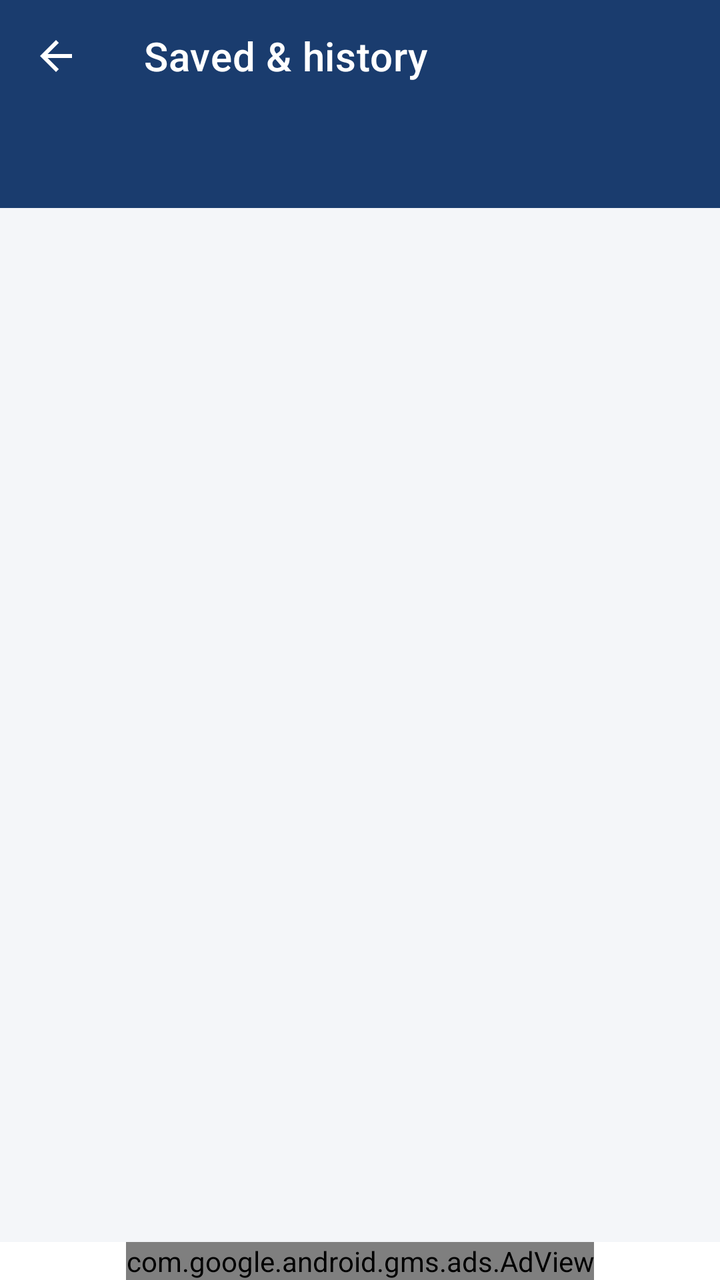
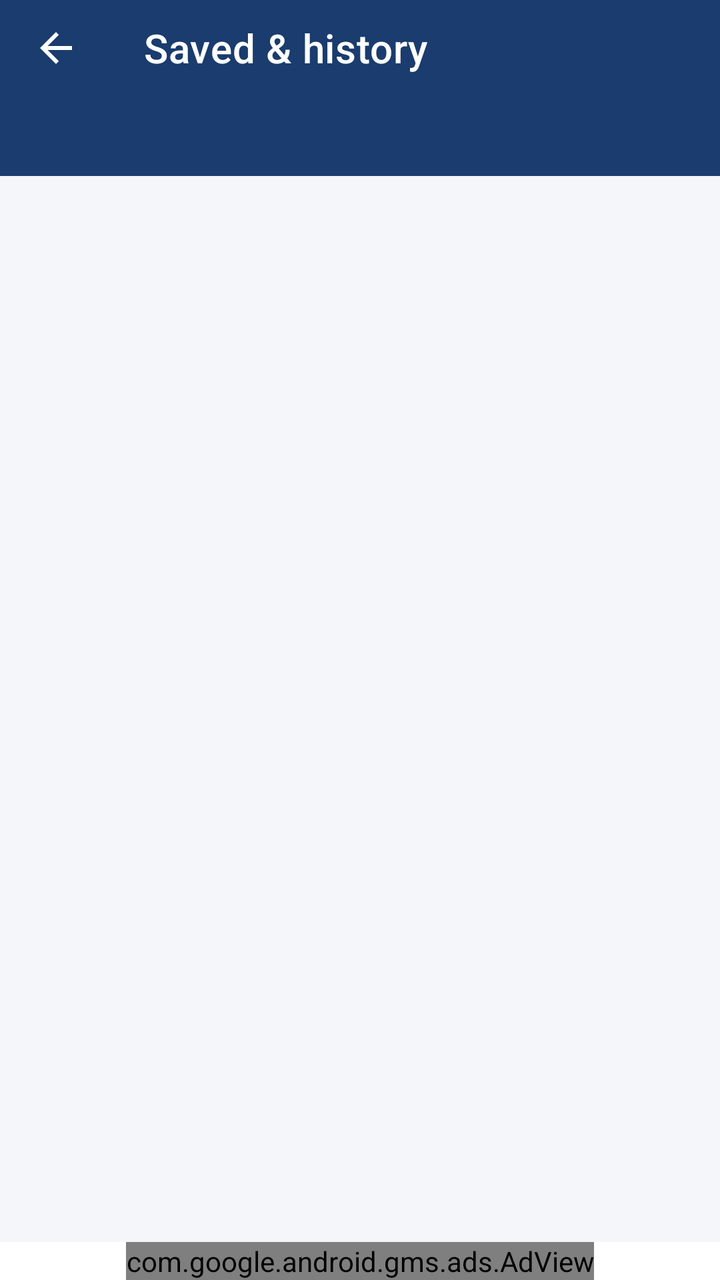

The first picture is an Android layout as it rendered before a commit; the second is the same layout after the commit. The layout source and the unified diff follow.
<!-- AndroidManifest.xml: application theme Theme.CaLaws -->
<!-- res/layout/activity_library.xml -->
<?xml version="1.0" encoding="utf-8"?>
<LinearLayout xmlns:android="http://schemas.android.com/apk/res/android"
    xmlns:app="http://schemas.android.com/apk/res-auto"
    android:layout_width="match_parent"
    android:layout_height="match_parent"
    android:orientation="vertical"
    android:background="@color/screenBackground">

    <com.google.android.material.appbar.AppBarLayout
        android:layout_width="match_parent"
        android:layout_height="wrap_content"
        android:fitsSystemWindows="true"
        android:background="@color/primary"
        app:elevation="4dp">

        <com.google.android.material.appbar.MaterialToolbar
            android:id="@+id/toolbar"
            android:layout_width="match_parent"
            android:layout_height="?attr/actionBarSize"
            android:theme="@style/ThemeOverlay.MaterialComponents.Dark.ActionBar"
            app:navigationIcon="@drawable/ic_arrow_back"
            app:navigationIconTint="@color/white"
            app:title="@string/library_title"
            app:titleTextColor="@color/white" />

        <com.google.android.material.tabs.TabLayout
            android:id="@+id/libraryTabs"
            style="@style/Widget.CaLaws.TabLayout"
            android:layout_width="match_parent"
            android:layout_height="wrap_content"
            app:tabGravity="fill"
            app:tabMode="fixed" />

    </com.google.android.material.appbar.AppBarLayout>

    <FrameLayout
        android:layout_width="match_parent"
        android:layout_height="0dp"
        android:layout_weight="1">

        <androidx.recyclerview.widget.RecyclerView
            android:id="@+id/libraryList"
            android:layout_width="match_parent"
            android:layout_height="match_parent"
            android:clipToPadding="false"
            android:paddingTop="8dp"
            android:paddingBottom="8dp" />

        <TextView
            android:id="@+id/libraryEmpty"
            android:layout_width="match_parent"
            android:layout_height="wrap_content"
            android:layout_gravity="center"
            android:gravity="center"
            android:padding="32dp"
            android:textColor="@color/textSecondary"
            android:textSize="15sp"
            android:visibility="gone" />
    </FrameLayout>

    <include layout="@layout/view_banner_ad" />

</LinearLayout>
<!-- res/layout/view_banner_ad.xml (included above) -->
<?xml version="1.0" encoding="utf-8"?>
<FrameLayout xmlns:android="http://schemas.android.com/apk/res/android"
    xmlns:ads="http://schemas.android.com/apk/res-auto"
    android:id="@+id/bannerAdContainer"
    android:layout_width="match_parent"
    android:layout_height="wrap_content"
    android:background="@color/cardBackground">

    <com.google.android.gms.ads.AdView
        android:id="@+id/adView"
        android:layout_width="wrap_content"
        android:layout_height="wrap_content"
        android:layout_gravity="center_horizontal"
        ads:adSize="BANNER"
        ads:adUnitId="@string/banner_ad_unit_id" />

</FrameLayout>
<!-- resources referenced by this layout -->
<resources>
  <color name="cardBackground">#FFFFFF</color>
  <color name="primary">#1A3C6E</color>
  <color name="screenBackground">#F4F6F9</color>
  <color name="textSecondary">#5B6470</color>
  <color name="white">#FFFFFF</color>
  <!-- drawable ic_arrow_back (drawable) -->
  <?xml version="1.0" encoding="utf-8"?>
  <vector xmlns:android="http://schemas.android.com/apk/res/android"
      android:width="24dp"
      android:height="24dp"
      android:viewportWidth="24"
      android:viewportHeight="24"
      android:tint="?attr/colorControlNormal">
      <path
          android:fillColor="#FF000000"
          android:pathData="M20,11H7.83l5.59,-5.59L12,4l-8,8 8,8 1.41,-1.41L7.83,13H20v-2z" />
  </vector>
  <string name="banner_ad_unit_id" translatable="false">ca-app-pub-8585939903020301/8797504726</string>
  <string name="library_title">Saved &amp; history</string>
  <style name="Widget.CaLaws.TabLayout" parent="Widget.MaterialComponents.TabLayout">
          <item name="android:background">@color/primary</item>
          <item name="tabIndicatorColor">@color/accent</item>
          <item name="tabIndicatorHeight">3dp</item>
          <item name="tabSelectedTextColor">@color/white</item>
          <item name="tabTextColor">@color/tabUnselected</item>
          <item name="tabTextAppearance">@style/TextAppearance.CaLaws.Tab</item>
          <item name="tabRippleColor">@color/rippleLight</item>
      </style>
  <style name="Theme.CaLaws" parent="Theme.MaterialComponents.DayNight.NoActionBar">
          <item name="colorPrimary">@color/primary</item>
          <item name="colorPrimaryDark">@color/primaryDark</item>
          <item name="colorAccent">@color/accent</item>
          <item name="android:windowBackground">@color/screenBackground</item>
          <item name="android:statusBarColor">@color/primary</item>
      </style>
  <color name="accent">#C8102E</color>
  <color name="tabUnselected">#B3FFFFFF</color>
  <style name="TextAppearance.CaLaws.Tab" parent="TextAppearance.MaterialComponents.Button">
          <item name="textAllCaps">false</item>
          <item name="android:textSize">14sp</item>
      </style>
  <color name="rippleLight">#1F1A3C6E</color>
  <color name="primaryDark">#122A4E</color>
</resources>

<!-- the commit's change to res/layout/activity_library.xml (unified diff, before → after) -->
@@ -16,7 +16,8 @@
         <com.google.android.material.appbar.MaterialToolbar
             android:id="@+id/toolbar"
             android:layout_width="match_parent"
-            android:layout_height="?attr/actionBarSize"
+            android:layout_height="48dp"
+            android:minHeight="48dp"
             android:theme="@style/ThemeOverlay.MaterialComponents.Dark.ActionBar"
             app:navigationIcon="@drawable/ic_arrow_back"
             app:navigationIconTint="@color/white"
@@ -27,7 +28,7 @@
             android:id="@+id/libraryTabs"
             style="@style/Widget.CaLaws.TabLayout"
             android:layout_width="match_parent"
-            android:layout_height="wrap_content"
+            android:layout_height="40dp"
             app:tabGravity="fill"
             app:tabMode="fixed" />
 
@@ -43,8 +44,8 @@
             android:layout_width="match_parent"
             android:layout_height="match_parent"
             android:clipToPadding="false"
-            android:paddingTop="8dp"
-            android:paddingBottom="8dp" />
+            android:paddingTop="4dp"
+            android:paddingBottom="4dp" />
 
         <TextView
             android:id="@+id/libraryEmpty"
<!-- resource entries referenced after the edit -->
@@ -22,7 +22,9 @@
   <style name="Widget.CaLaws.TabLayout" parent="Widget.MaterialComponents.TabLayout">
           <item name="android:background">@color/primary</item>
           <item name="tabIndicatorColor">@color/accent</item>
-          <item name="tabIndicatorHeight">3dp</item>
+          <item name="tabIndicatorHeight">2dp</item>
+          <item name="tabPaddingTop">0dp</item>
+          <item name="tabPaddingBottom">0dp</item>
           <item name="tabSelectedTextColor">@color/white</item>
           <item name="tabTextColor">@color/tabUnselected</item>
           <item name="tabTextAppearance">@style/TextAppearance.CaLaws.Tab</item>
@@ -39,7 +41,7 @@
   <color name="tabUnselected">#B3FFFFFF</color>
   <style name="TextAppearance.CaLaws.Tab" parent="TextAppearance.MaterialComponents.Button">
           <item name="textAllCaps">false</item>
-          <item name="android:textSize">14sp</item>
+          <item name="android:textSize">13sp</item>
       </style>
   <color name="rippleLight">#1F1A3C6E</color>
   <color name="primaryDark">#122A4E</color>
